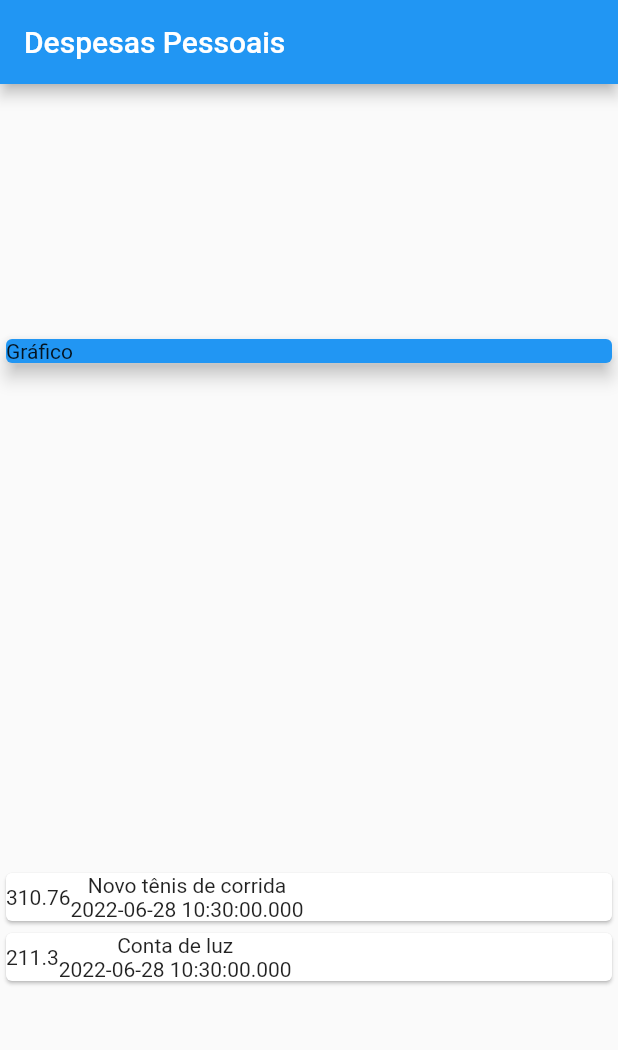
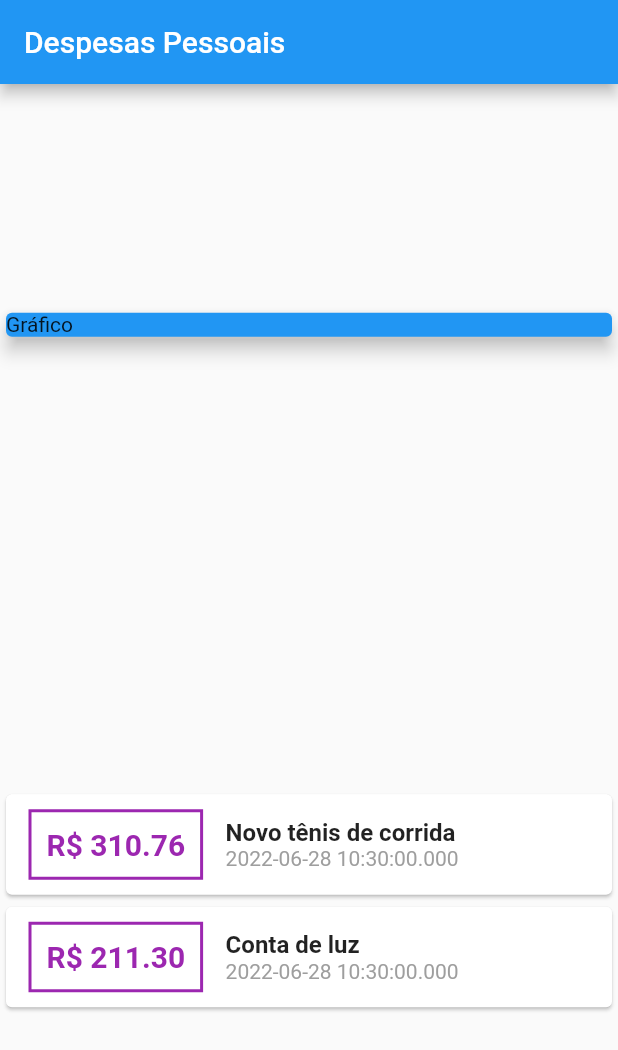
Before and after one commit to IvanMCarval/flutter_application_despesas, a Flutter app: the screen it shows after launch, on a phone screen of 412 x 824 dp. Shown: the top 1050 px of the screen. Run offline on Flutter 3.47's test engine with Material 2 defaults, Android fonts, the phone set to English and light mode, and no system bars.

Commit message:
feito pequena estilização

```diff
--- a/lib/main.dart
+++ b/lib/main.dart
@@ -55,14 +55,41 @@
                 child: Row(
                   children: [
                     Container(
+                      margin: EdgeInsets.symmetric(
+                        horizontal: 15,
+                        vertical: 10,
+                      ),
+                      decoration: BoxDecoration(
+                          border: Border.all(
+                        color: Colors.purple,
+                        width: 2,
+                      )),
+                      padding: EdgeInsets.all(10),
                       child: Text(
-                        tr.values.toString(),
+                        'R\$ ${tr.values.toStringAsFixed(2)}',
+                        style: TextStyle(
+                          fontWeight: FontWeight.bold,
+                          fontSize: 20,
+                          color: Colors.purple,
+                        ),
                       ),
                     ),
                     Column(
+                      crossAxisAlignment: CrossAxisAlignment.start,
                       children: [
-                        Text(tr.title),
-                        Text(tr.date.toString()),
+                        Text(
+                          tr.title,
+                          style: TextStyle(
+                            fontSize: 16,
+                            fontWeight: FontWeight.bold,
+                          ),
+                        ),
+                        Text(
+                          tr.date.toString(),
+                          style: TextStyle(
+                            color: Colors.grey,
+                          ),
+                        ),
                       ],
                     ),
                   ],
```
